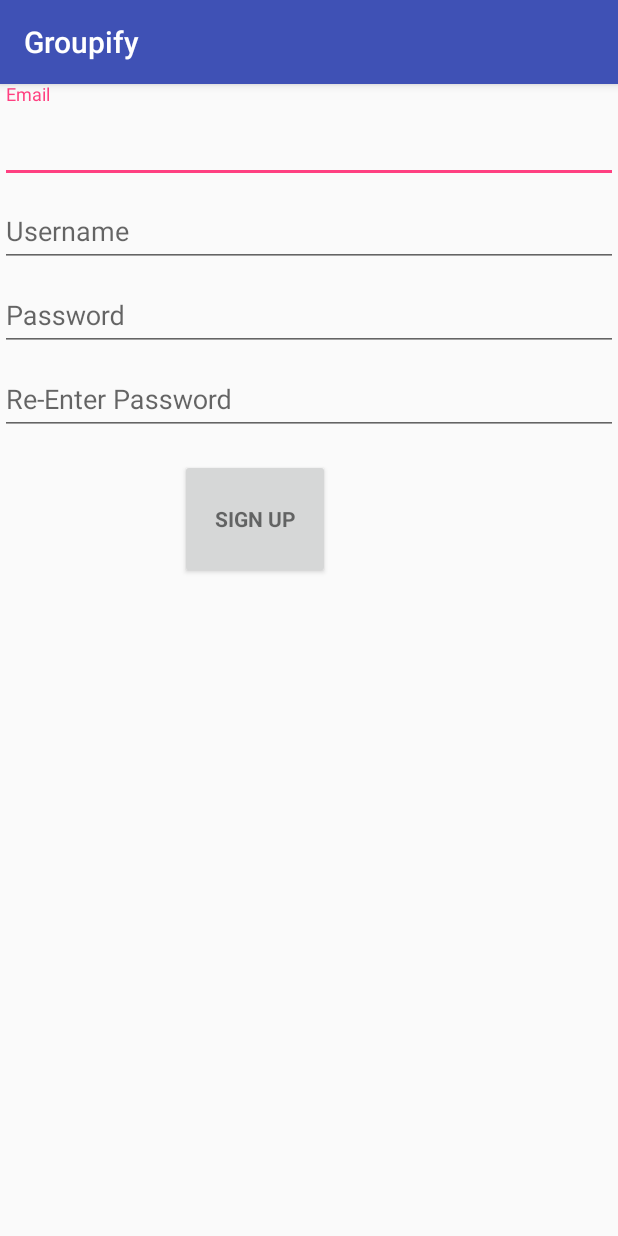
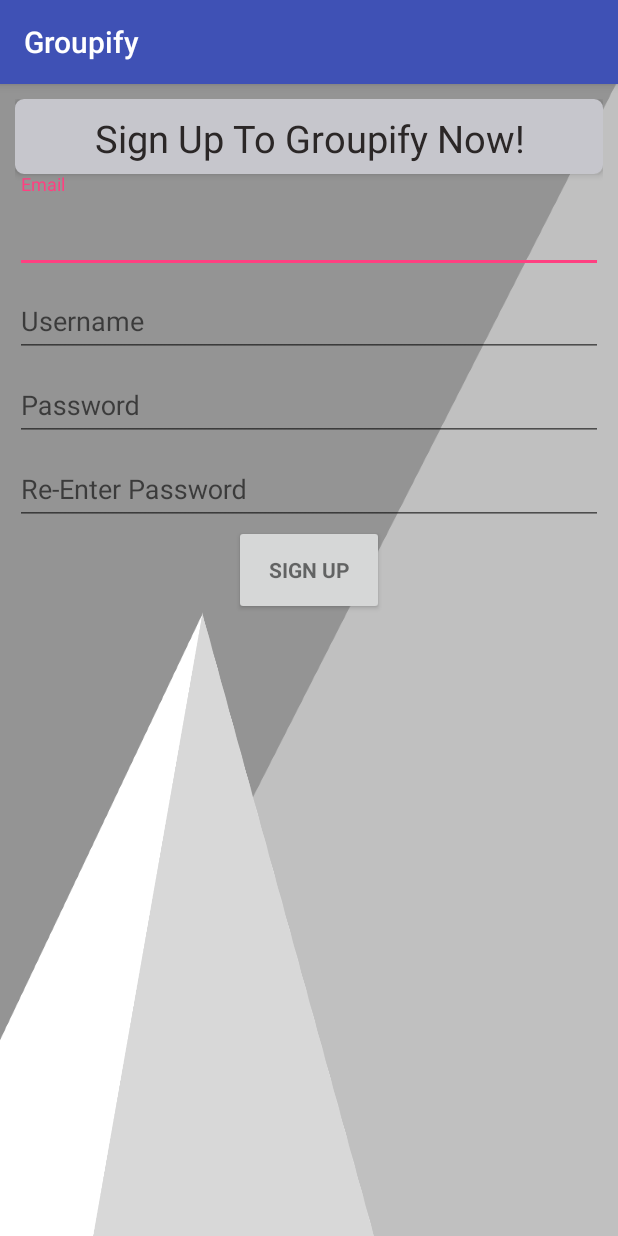
Before and after one commit to NotoriousCurry/Groupify, an Android app: the SignUpActivity screen opened directly, with no data from a screen before it, on a phone screen of 412 x 824 dp. Run offline under Robolectric (Android 15) with nearby library versions, the phone set to English and light mode, and no system bars; libraries missing offline, so code that uses them is left out: com.firebase.client; 1 statement that could not run was skipped.

Commit message:
- Updated Visuals

```diff
--- /dev/null
+++ b/app/src/main/res/drawable/rounded_corner.xml
@@ -0,0 +1,14 @@
+<?xml version="1.0" encoding="utf-8"?>
+<shape xmlns:android="http://schemas.android.com/apk/res/android">
+    <stroke
+        android:width="1dp"
+        android:color="@color/ghostSilver" />
+    <solid android:color="@color/ghostSilver"/>
+
+    <padding
+        android:left="1dp"
+        android:right="1dp"
+        android:top="1dp"/>
+    <corners
+        android:radius="5dp"/>
+</shape>
--- a/app/src/main/res/layout/activity_home.xml
+++ b/app/src/main/res/layout/activity_home.xml
@@ -7,7 +7,8 @@
     android:gravity="center_horizontal"
     android:orientation="vertical"
     android:paddingBottom="@dimen/activity_vertical_margin"
-    tools:context="com.tssssa.sgaheer.groupify.HomeActivity">
+    tools:context="com.tssssa.sgaheer.groupify.HomeActivity"
+    android:background="@drawable/wallpapertoolbar">
 
     <android.support.v7.widget.Toolbar
         android:id="@+id/home_toolbar"
@@ -16,7 +17,8 @@
         android:background="?attr/colorPrimary"
         android:elevation="5dp"
         app:popupTheme="@style/ThemeOverlay.AppCompat.Light"
-        app:theme="@style/ThemeOverlay.AppCompat.Dark.ActionBar" />
+        app:theme="@style/ThemeOverlay.AppCompat.Dark.ActionBar"
+        />
 
     <TextView
         android:id="@+id/home_textView"
--- a/app/src/main/res/layout/activity_sign_up.xml
+++ b/app/src/main/res/layout/activity_sign_up.xml
@@ -6,7 +6,8 @@
     android:gravity="center_horizontal"
     android:orientation="vertical"
     android:paddingBottom="@dimen/activity_vertical_margin"
-    tools:context="com.tssssa.sgaheer.groupify.SignUpActivity">
+    tools:context="com.tssssa.sgaheer.groupify.SignUpActivity"
+    android:background="@drawable/wallpaperwhite">
 
     <android.support.v7.widget.Toolbar
         android:id="@+id/siup_toolbar"
@@ -19,16 +20,33 @@
         />
 
 
-    <ScrollView
+    <RelativeLayout
         android:id="@+id/login_form"
         android:layout_width="match_parent"
-        android:layout_height="match_parent">
+        android:layout_height="match_parent"
+        android:paddingTop="10dp"
+        android:paddingLeft="10dp"
+        android:paddingRight="10dp">
+
 
         <LinearLayout
             android:id="@+id/email_signup_form"
             android:layout_width="match_parent"
             android:layout_height="wrap_content"
             android:orientation="vertical">
+
+            <TextView
+                android:layout_width="match_parent"
+                android:layout_height="50dp"
+                android:layout_gravity="center"
+                android:gravity="center"
+                android:text="Sign Up To Groupify Now!"
+                android:textSize="25sp"
+                android:paddingTop="2dp"
+                android:textColor="#2b2727"
+                android:background="@drawable/rounded_corner"
+                android:fadingEdge="horizontal"
+                android:elevation="3dp"/>
 
             <android.support.design.widget.TextInputLayout
                 android:layout_width="match_parent"
@@ -97,13 +115,11 @@
                 android:id="@+id/signup"
                 style="?android:textAppearanceSmall"
                 android:layout_width="100dp"
-                android:layout_height="80dp"
-                android:layout_marginTop="16dp"
-                android:layout_marginLeft="120dp"
-                android:layout_marginRight="120dp"
+                android:layout_height="60dp"
+                android:layout_gravity="center"
                 android:text="@string/action_signup"
-                android:textStyle="bold" />
-
+                android:textStyle="bold"
+                android:elevation="4dp"/>
         </LinearLayout>
-    </ScrollView>
+    </RelativeLayout>
 </LinearLayout>
--- a/app/src/main/res/values/colors.xml
+++ b/app/src/main/res/values/colors.xml
@@ -5,4 +5,5 @@
     <color name="colorPrimaryDarker">#2a378b</color>
     <color name="colorAccent">#FF4081</color>
     <color name="ghostWhite">#F8F8FF</color>
+    <color name="ghostSilver">#c6c6cc</color>
 </resources>
```
Also changed, not shown: app/src/main/java/com/tssssa/sgaheer/groupify/ContextActivity.java (deleted, +0 -21 lines), app/src/main/res/layout/activity_cevent.xml (+15 -8 lines), app/src/main/res/layout/activity_login.xml (+7 -4 lines), app/src/main/res/layout/activity_view_event.xml (+21 -9 lines), app/src/main/res/drawable-xxhdpi/MaterialWallpaper.jpg (added), app/src/main/res/drawable-xxhdpi/wallpaperpurple.jpg (added), app/src/main/res/drawable-xxhdpi/wallpapertoolbar.jpg (added), app/src/main/res/drawable-xxhdpi/wallpaperwhite.png (added).
